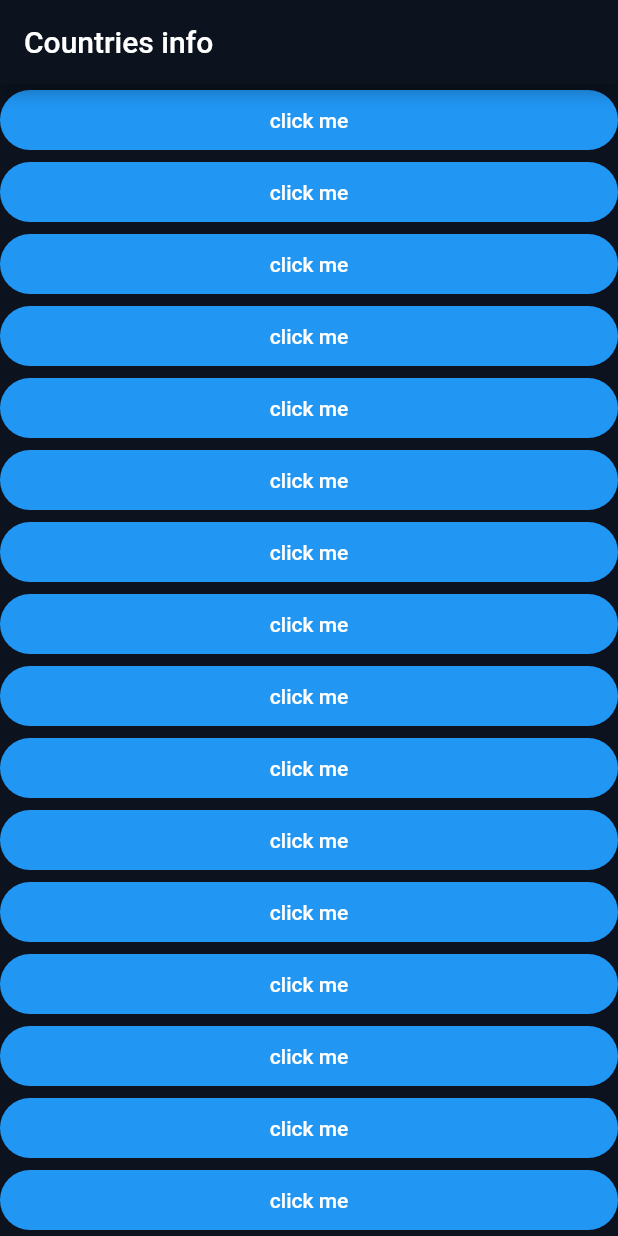
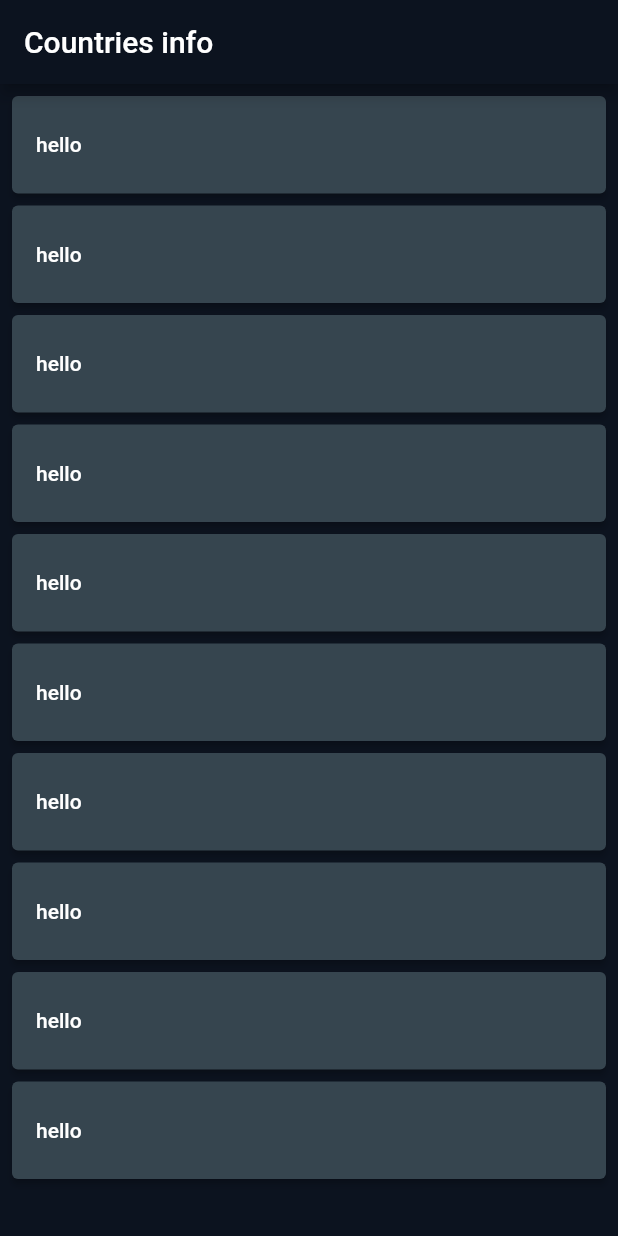
Before and after one commit to jpedro865/CountryInfo, a Flutter app: the screen it shows after launch, on a phone screen of 412 x 824 dp. Run offline on Flutter 3.47's test engine with Material 2 defaults, Android fonts, the phone set to English and light mode, and no system bars.

Commit message:
[ADD] new countryscreen and buttons in startscreen with wich we can change the app pages with material router/navigator

```diff
--- a/lib/main.dart
+++ b/lib/main.dart
@@ -17,13 +17,18 @@ class _MyAppState extends State<MyApp> {
   @override
   Widget build(BuildContext context) {
     return MaterialApp(
+      debugShowCheckedModeBanner: false,
       home: Scaffold(
           backgroundColor: const Color.fromRGBO(12, 19, 31, 100),
           appBar: AppBar(
             backgroundColor: const Color.fromRGBO(12, 19, 31, 100),
             title: const Text('Countries info'),
           ),
-          body: const StartScreen()),
+          body: const Padding(
+            padding: EdgeInsets.all(8.0),
+            child: StartScreen(),
+          )
+        ),
     );
   }
 }
--- a/lib/startscreen.dart
+++ b/lib/startscreen.dart
@@ -1,3 +1,4 @@
+import 'package:countryinfo/countryscreen.dart';
 import 'package:flutter/material.dart';
 
 class StartScreen extends StatelessWidget {
@@ -7,21 +8,35 @@ class StartScreen extends StatelessWidget {
   Widget build(BuildContext context) {
     return ListView(
       children: [
-        for (var i = 0; i < 100; i++)
-          const StartButton()
+        for (var i = 0; i < 10; i++)
+          const Padding(
+            padding: EdgeInsets.fromLTRB(0, 0, 0, 8),
+            child: StartButton(text: 'hello'),
+          )
       ],
     );
   }
 }
 
 class StartButton extends StatelessWidget {
-  const StartButton({super.key});
+  final String text;
+  const StartButton({super.key, required this.text});
 
   @override
   Widget build(BuildContext context) {
-    return FilledButton(
-      onPressed: () {},
-      child: const Text('click me'),
+    return ElevatedButton(
+      style: ElevatedButton.styleFrom(
+          fixedSize: const Size.fromHeight(65),
+          backgroundColor: const Color.fromRGBO(54, 69, 79, 1)),
+      onPressed: () {
+        Navigator.push(
+            context, MaterialPageRoute(builder: (_) => const CountryScreen()));
+      },
+      child: Row(
+        children: [
+          Text(text),
+        ],
+      ),
     );
   }
 }
```
Also changed, not shown: lib/countryscreen.dart (added, +13 -0 lines).
